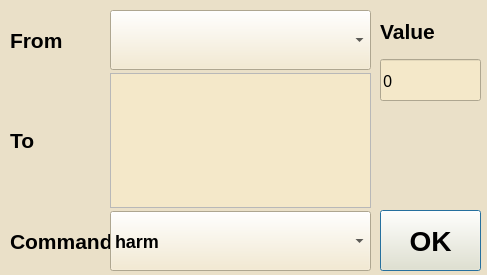
Before: the Qt Designer form src/CommandDialog/commanddialog.ui in lazaropo/2EManager, drawn with Qt 5.
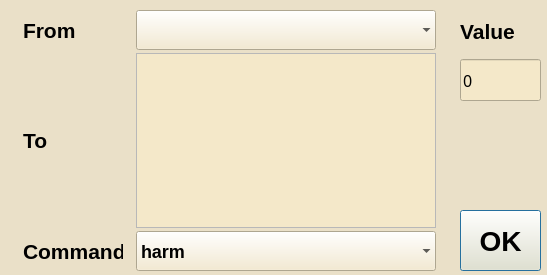
After: the same form once the commit is applied.

Commit message: command dialog qss

Diff of the .ui file:
```diff
--- a/src/CommandDialog/commanddialog.ui
+++ b/src/CommandDialog/commanddialog.ui
@@ -6,7 +6,7 @@
    <rect>
     <x>0</x>
     <y>0</y>
-    <width>487</width>
+    <width>547</width>
     <height>275</height>
    </rect>
   </property>
@@ -24,6 +24,12 @@
 color: black;
 }
 
+QComboBox QAbstractItemView {
+background-color: rgb(244,232,201);
+color: black;
+font: 16px bold;
+}
+
 QLineEdit {
 background-color: rgb(244,232,201);
 font: 16px bold;
@@ -45,14 +51,15 @@
 font: bold;
 color: black;
 }
+
 </string>
   </property>
   <widget class="QPushButton" name="pushButton_accept">
    <property name="geometry">
     <rect>
-     <x>380</x>
+     <x>460</x>
      <y>210</y>
-     <width>101</width>
+     <width>81</width>
      <height>61</height>
     </rect>
    </property>
@@ -65,7 +72,7 @@
     <rect>
      <x>10</x>
      <y>10</y>
-     <width>361</width>
+     <width>441</width>
      <height>261</height>
     </rect>
    </property>
@@ -113,9 +120,12 @@
       <property name="maximumSize">
        <size>
         <width>16777215</width>
-        <height>60</height>
+        <height>40</height>
        </size>
       </property>
+      <property name="frame">
+       <bool>false</bool>
+      </property>
      </widget>
     </item>
     <item row="1" column="0">
@@ -181,9 +191,12 @@
       <property name="maximumSize">
        <size>
         <width>16777215</width>
-        <height>60</height>
+        <height>40</height>
        </size>
       </property>
+      <property name="frame">
+       <bool>false</bool>
+      </property>
       <item>
        <property name="text">
         <string>harm</string>
@@ -210,6 +223,34 @@
         <height>16777215</height>
        </size>
       </property>
+      <property name="styleSheet">
+       <string notr="true">QScrollArea#scrollArea QScrollBar:vertical{
+width: 10px;
+border-radius: 4px;
+background-color: rgb(244,232,201);
+}
+
+QScrollArea#scrollArea QScrollBar::handle:vertical{
+border-radius: 3px;
+background-color: rgb(231,198, 151);
+}
+
+QRadioButton {
+color: black;
+}
+
+QRadioButton::indicator{
+width: 14px;
+height: 14px;
+border: 1px solid black;
+border-radius: 7px;
+}
+
+QRadioButton::indicator:checked{
+background-color: black;
+}
+</string>
+      </property>
       <property name="widgetResizable">
        <bool>true</bool>
       </property>
@@ -218,8 +259,8 @@
         <rect>
          <x>0</x>
          <y>0</y>
-         <width>257</width>
-         <height>131</height>
+         <width>298</width>
+         <height>171</height>
         </rect>
        </property>
       </widget>
@@ -230,9 +271,9 @@
   <widget class="QWidget" name="layoutWidget">
    <property name="geometry">
     <rect>
-     <x>380</x>
+     <x>460</x>
      <y>10</y>
-     <width>101</width>
+     <width>81</width>
      <height>91</height>
     </rect>
    </property>
```
The commit also changes 2 other files.
